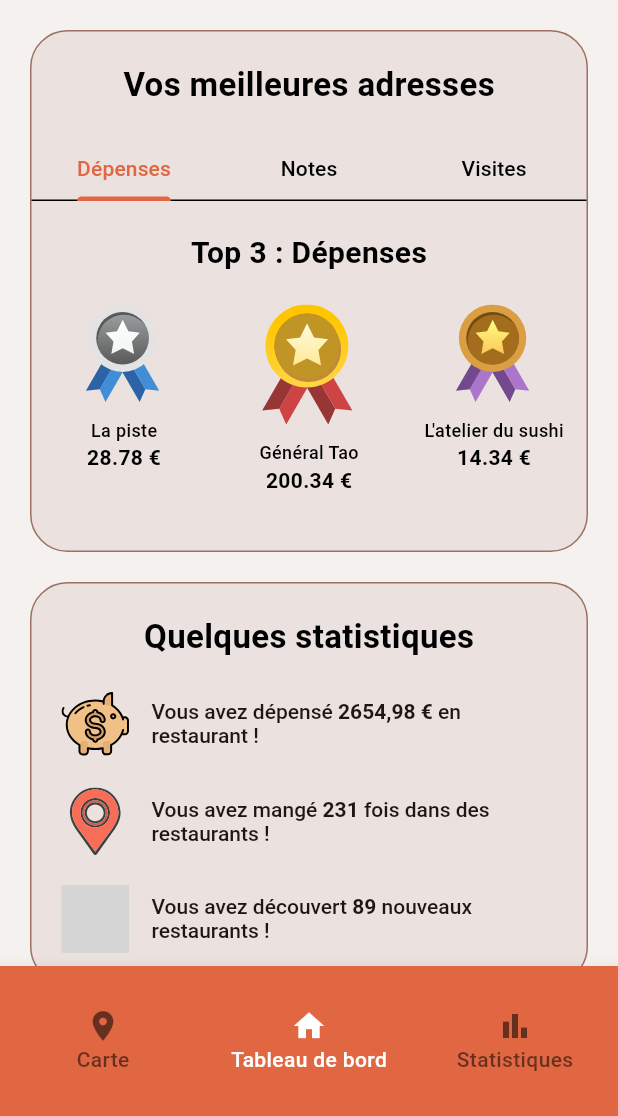
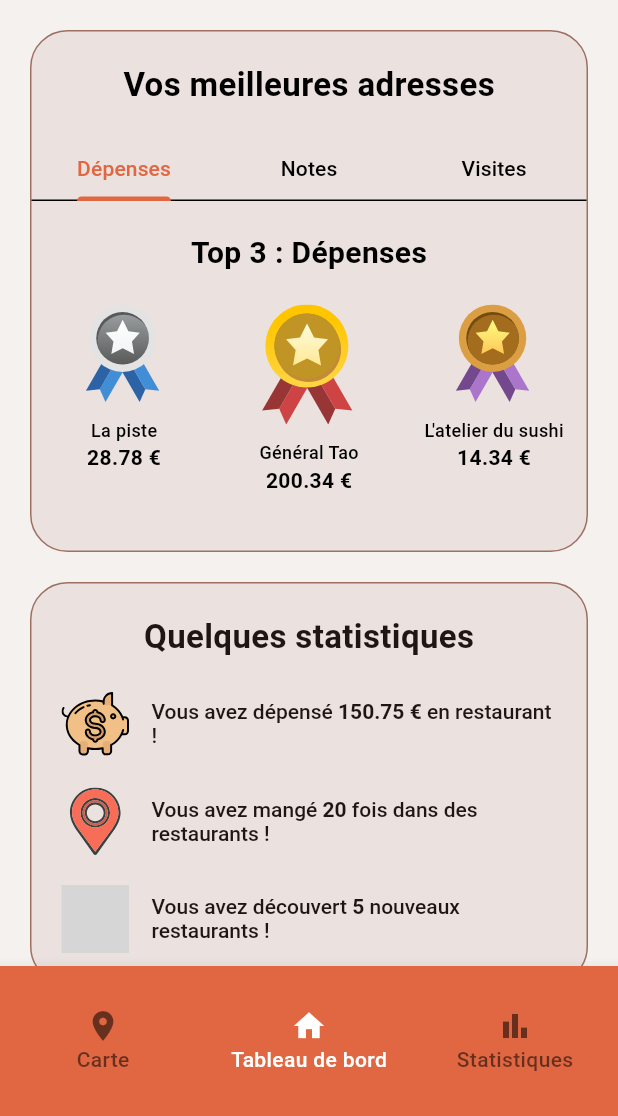
Before and after one commit to YBallanger/forkify, a Flutter app: the screen it shows after launch, on a phone screen of 412 x 824 dp, the part 120-1236 px from its top. Run offline on Flutter 3.47's test engine with Material 3 defaults, Android fonts, the light colour scheme and no system bars; our stand-ins replace flutter_svg, go_router; accounts and stored records are empty; Roboto replaces fonts that are missing (roboto); grey boxes are pictures that could not be loaded.

Commit message:
:sparkles: feat: Ajout ViewModel et shimmer

```diff
--- a/lib/model/restaurant.model.dart
+++ b/lib/model/restaurant.model.dart
@@ -1,4 +1,3 @@
-// ignore_for_file: public_member_api_docs, sort_constructors_first
 import 'dart:convert';
 
 class RestaurantModel {
--- a/lib/model/restaurant_statistics.model.dart
+++ b/lib/model/user_restaurant_statistics.model.dart
@@ -1,28 +1,27 @@
-// ignore_for_file: public_member_api_docs, sort_constructors_first
 import 'dart:convert';
 
 import 'package:forkify/model/restaurant.model.dart';
 
-class RestaurantStatisticsModel {
+class UserRestaurantStatisticsModel {
   RestaurantModel restaurant;
   double amountSpent;
   double rating;
   int numberOfVisits;
 
-  RestaurantStatisticsModel({
+  UserRestaurantStatisticsModel({
     required this.restaurant,
     required this.amountSpent,
     required this.rating,
     required this.numberOfVisits,
   });
 
-  RestaurantStatisticsModel copyWith({
+  UserRestaurantStatisticsModel copyWith({
     RestaurantModel? restaurant,
     double? amountSpent,
     double? rating,
     int? numberOfVisits,
   }) {
-    return RestaurantStatisticsModel(
+    return UserRestaurantStatisticsModel(
       restaurant: restaurant ?? this.restaurant,
       amountSpent: amountSpent ?? this.amountSpent,
       rating: rating ?? this.rating,
@@ -39,8 +38,8 @@ class RestaurantStatisticsModel {
     };
   }
 
-  factory RestaurantStatisticsModel.fromMap(Map<String, dynamic> map) {
-    return RestaurantStatisticsModel(
+  factory UserRestaurantStatisticsModel.fromMap(Map<String, dynamic> map) {
+    return UserRestaurantStatisticsModel(
       restaurant:
           RestaurantModel.fromMap(map['restaurant'] as Map<String, dynamic>),
       amountSpent: map['amountSpent'] as double,
@@ -51,8 +50,8 @@ class RestaurantStatisticsModel {
 
   String toJson() => json.encode(toMap());
 
-  factory RestaurantStatisticsModel.fromJson(String source) =>
-      RestaurantStatisticsModel.fromMap(
+  factory UserRestaurantStatisticsModel.fromJson(String source) =>
+      UserRestaurantStatisticsModel.fromMap(
           json.decode(source) as Map<String, dynamic>);
 
   @override
@@ -61,7 +60,7 @@ class RestaurantStatisticsModel {
   }
 
   @override
-  bool operator ==(covariant RestaurantStatisticsModel other) {
+  bool operator ==(covariant UserRestaurantStatisticsModel other) {
     if (identical(this, other)) return true;
 
     return other.restaurant == restaurant &&
--- /dev/null
+++ b/lib/model/user_statistics.model.dart
@@ -0,0 +1,66 @@
+import 'dart:convert';
+
+class UserStatisticsModel {
+  double amountSpent;
+  int numberOfVisits;
+  int numberOfNewRestaurants;
+
+  UserStatisticsModel({
+    required this.amountSpent,
+    required this.numberOfVisits,
+    required this.numberOfNewRestaurants,
+  });
+
+  UserStatisticsModel copyWith({
+    double? amountSpent,
+    int? numberOfVisits,
+    int? numberOfNewRestaurants,
+  }) {
+    return UserStatisticsModel(
+      amountSpent: amountSpent ?? this.amountSpent,
+      numberOfVisits: numberOfVisits ?? this.numberOfVisits,
+      numberOfNewRestaurants:
+          numberOfNewRestaurants ?? this.numberOfNewRestaurants,
+    );
+  }
+
+  Map<String, dynamic> toMap() {
+    return <String, dynamic>{
+      'amountSpent': amountSpent,
+      'numberOfVisits': numberOfVisits,
+      'numberOfNewRestaurants': numberOfNewRestaurants,
+    };
+  }
+
+  factory UserStatisticsModel.fromMap(Map<String, dynamic> map) {
+    return UserStatisticsModel(
+      amountSpent: map['amountSpent'] as double,
+      numberOfVisits: map['numberOfVisits'] as int,
+      numberOfNewRestaurants: map['numberOfNewRestaurants'] as int,
+    );
+  }
+
+  String toJson() => json.encode(toMap());
+
+  factory UserStatisticsModel.fromJson(String source) =>
+      UserStatisticsModel.fromMap(json.decode(source) as Map<String, dynamic>);
+
+  @override
+  String toString() =>
+      'UserStatisticsModel(amountSpent: $amountSpent, numberOfVisits: $numberOfVisits, numberOfNewRestaurants: $numberOfNewRestaurants)';
+
+  @override
+  bool operator ==(covariant UserStatisticsModel other) {
+    if (identical(this, other)) return true;
+
+    return other.amountSpent == amountSpent &&
+        other.numberOfVisits == numberOfVisits &&
+        other.numberOfNewRestaurants == numberOfNewRestaurants;
+  }
+
+  @override
+  int get hashCode =>
+      amountSpent.hashCode ^
+      numberOfVisits.hashCode ^
+      numberOfNewRestaurants.hashCode;
+}
--- a/lib/view/feature/someStatsCard/some_stats_card.feature.dart
+++ b/lib/view/feature/someStatsCard/some_stats_card.feature.dart
@@ -1,7 +1,9 @@
 import 'package:flutter/material.dart';
-import 'package:flutter_svg/svg.dart';
 import 'package:forkify/res/fonts.dart';
+import 'package:forkify/utils/shimmers/text_shimmer.utils.dart';
 import 'package:forkify/view/feature/someStatsCard/some_stats_card_item.widget.dart';
+import 'package:forkify/viewModel/user_statistics.view_model.dart';
+import 'package:provider/provider.dart';
 
 class SomeStatsCard extends StatefulWidget {
   const SomeStatsCard({super.key});
@@ -10,9 +12,26 @@ class SomeStatsCard extends StatefulWidget {
   State<SomeStatsCard> createState() => _SomeStatsCardState();
 }
 
-class _SomeStatsCardState extends State<SomeStatsCard> {
+class _SomeStatsCardState extends State<SomeStatsCard>
+    with SingleTickerProviderStateMixin {
+
+  @override
+  void initState() {
+    super.initState();
+
+    WidgetsBinding.instance.addPostFrameCallback((_) {
+      final userStatisticsViewModel = context.read<UserStatisticsViewModel>();
+      userStatisticsViewModel.fetchUserStatistics();
+    });
+  }
+
+
+
   @override
   Widget build(BuildContext context) {
+    final UserStatisticsViewModel userStatisticsViewModel =
+        Provider.of<UserStatisticsViewModel>(context);
+
     return Container(
       width: double.infinity,
       padding: EdgeInsets.all(20),
@@ -25,51 +44,67 @@ class _SomeStatsCardState extends State<SomeStatsCard> {
         children: <Widget>[
           Text(
             "Quelques statistiques",
-            style: Fonts.titleMedium,
+            style: Fonts.titleMedium.apply(
+                color: Theme.of(context).colorScheme.onPrimaryContainer),
           ),
-          SizedBox(
-            height: 20,
-          ),
+          SizedBox(height: 20),
           SomeStatsCardItem(
             iconPath: "asset/someStats/dollar-pig.svg",
-            content: RichText(
+            content: userStatisticsViewModel.isLoading
+                ? TextShimmer()
+                : RichText(
                     text: TextSpan(
-                style: Fonts.bodyMedium.apply(color: Theme.of(context).colorScheme.onPrimaryContainer),
+                      style: Fonts.bodyMedium.apply(
+                          color:
+                              Theme.of(context).colorScheme.onPrimaryContainer),
                       children: <TextSpan>[
                         TextSpan(text: "Vous avez dépensé "),
-                  TextSpan(text: "2654,98 €", style: Fonts.boldBodyMedium),
+                        TextSpan(
+                            text:
+                                "${userStatisticsViewModel.userStatistics?.amountSpent.toStringAsFixed(2) ?? '0.00'} €",
+                            style: Fonts.boldBodyMedium),
                         TextSpan(text: " en restaurant !"),
                       ],
                     ),
                   ),
           ),
-          SizedBox(
-            height: 20,
-          ),
+          SizedBox(height: 20),
           SomeStatsCardItem(
             iconPath: "asset/someStats/location-pin.svg",
-            content: RichText(
+            content: userStatisticsViewModel.isLoading
+                ? TextShimmer()
+                : RichText(
                     text: TextSpan(
-                style: Fonts.bodyMedium.apply(color: Theme.of(context).colorScheme.onPrimaryContainer),
+                      style: Fonts.bodyMedium.apply(
+                          color:
+                              Theme.of(context).colorScheme.onPrimaryContainer),
                       children: <TextSpan>[
                         TextSpan(text: "Vous avez mangé "),
-                  TextSpan(text: "231", style: Fonts.boldBodyMedium),
+                        TextSpan(
+                            text:
+                                "${userStatisticsViewModel.userStatistics?.numberOfVisits ?? 0}",
+                            style: Fonts.boldBodyMedium),
                         TextSpan(text: " fois dans des restaurants !"),
                       ],
                     ),
                   ),
           ),
-          SizedBox(
-            height: 20,
-          ),
+          SizedBox(height: 20),
           SomeStatsCardItem(
             iconPath: "asset/someStats/compass.svg",
-            content: RichText(
+            content: userStatisticsViewModel.isLoading
+                ? TextShimmer()
+                : RichText(
                     text: TextSpan(
-                style: Fonts.bodyMedium.apply(color: Theme.of(context).colorScheme.onPrimaryContainer),
+                      style: Fonts.bodyMedium.apply(
+                          color:
+                              Theme.of(context).colorScheme.onPrimaryContainer),
                       children: <TextSpan>[
                         TextSpan(text: "Vous avez découvert "),
-                  TextSpan(text: "89", style: Fonts.boldBodyMedium),
+                        TextSpan(
+                            text:
+                                "${userStatisticsViewModel.userStatistics?.numberOfNewRestaurants ?? 0}",
+                            style: Fonts.boldBodyMedium),
                         TextSpan(text: " nouveaux restaurants !"),
                       ],
                     ),
--- a/lib/view/feature/topAdresses/top_addresses.feature.dart
+++ b/lib/view/feature/topAdresses/top_addresses.feature.dart
@@ -1,6 +1,6 @@
 import 'package:flutter/material.dart';
 import 'package:forkify/model/restaurant.model.dart';
-import 'package:forkify/model/restaurant_statistics.model.dart';
+import 'package:forkify/model/user_restaurant_statistics.model.dart';
 import 'package:forkify/res/fonts.dart';
 import 'package:forkify/view/feature/topAdresses/top_addresses_badges.widget.dart';
 import 'package:forkify/view/feature/topAdresses/top_addresses_tab_bar.widget.dart';
@@ -16,9 +16,9 @@ class TopAddresses extends StatefulWidget {
 
 class _TopAddressesState extends State<TopAddresses>
     with TickerProviderStateMixin {
-  List<RestaurantStatisticsModel> _restaurantStatisticsMoney = [];
-  List<RestaurantStatisticsModel> _restaurantStatisticsRating = [];
-  List<RestaurantStatisticsModel> _restaurantStatisticsVisit = [];
+  List<UserRestaurantStatisticsModel> _userRestaurantStatisticsMoney = [];
+  List<UserRestaurantStatisticsModel> _userRestaurantStatisticsRating = [];
+  List<UserRestaurantStatisticsModel> _userRestaurantStatisticsVisit = [];
 
   late final TabController _tabController;
 
@@ -27,54 +27,54 @@ class _TopAddressesState extends State<TopAddresses>
     super.initState();
     _tabController = TabController(length: 3, vsync: this);
 
-    _restaurantStatisticsMoney = [
-      RestaurantStatisticsModel(
+    _userRestaurantStatisticsMoney = [
+      UserRestaurantStatisticsModel(
           restaurant: RestaurantModel(name: "Général Tao"),
           amountSpent: 200.34,
           rating: 4.9,
           numberOfVisits: 7),
-      RestaurantStatisticsModel(
+      UserRestaurantStatisticsModel(
           restaurant: RestaurantModel(name: "La piste"),
           amountSpent: 28.78,
           rating: 4.6,
           numberOfVisits: 7),
-      RestaurantStatisticsModel(
+      UserRestaurantStatisticsModel(
           restaurant: RestaurantModel(name: "L'atelier du sushi"),
           amountSpent: 14.343434,
           rating: 4.2,
           numberOfVisits: 6),
     ];
 
-    _restaurantStatisticsRating = [
-      RestaurantStatisticsModel(
+    _userRestaurantStatisticsRating = [
+      UserRestaurantStatisticsModel(
           restaurant: RestaurantModel(name: "Général Tao"),
           amountSpent: 200.34,
           rating: 4.9,
           numberOfVisits: 7),
-      RestaurantStatisticsModel(
+      UserRestaurantStatisticsModel(
           restaurant: RestaurantModel(name: "La piste"),
           amountSpent: 28.78,
           rating: 4.6,
           numberOfVisits: 7),
-      RestaurantStatisticsModel(
+      UserRestaurantStatisticsModel(
           restaurant: RestaurantModel(name: "L'atelier du sushi"),
           amountSpent: 14.343434,
           rating: 4.2,
           numberOfVisits: 6),
     ];
 
-    _restaurantStatisticsVisit = [
-      RestaurantStatisticsModel(
+    _userRestaurantStatisticsVisit = [
+      UserRestaurantStatisticsModel(
           restaurant: RestaurantModel(name: "Général Tao"),
           amountSpent: 200.34,
           rating: 4.9,
           numberOfVisits: 7),
-      RestaurantStatisticsModel(
+      UserRestaurantStatisticsModel(
           restaurant: RestaurantModel(name: "La piste"),
           amountSpent: 28.78,
           rating: 4.6,
           numberOfVisits: 7),
-      RestaurantStatisticsModel(
+      UserRestaurantStatisticsModel(
           restaurant: RestaurantModel(name: "L'atelier du sushi"),
           amountSpent: 14.343434,
           rating: 4.2,
@@ -117,21 +117,21 @@ class _TopAddressesState extends State<TopAddresses>
             height: 193,
             child: TabBarView(controller: _tabController, children: [
               TopAddressesBadges(
-                firstRestaurant: _restaurantStatisticsMoney[0],
-                secondRestaurant: _restaurantStatisticsMoney[1],
-                thirdRestaurant: _restaurantStatisticsMoney[2],
+                firstRestaurant: _userRestaurantStatisticsMoney[0],
+                secondRestaurant: _userRestaurantStatisticsMoney[1],
+                thirdRestaurant: _userRestaurantStatisticsMoney[2],
                 badgesGraphType: BadgesGraphType.money,
               ),
               TopAddressesBadges(
-                firstRestaurant: _restaurantStatisticsRating[0],
-                secondRestaurant: _restaurantStatisticsRating[1],
-                thirdRestaurant: _restaurantStatisticsRating[2],
+                firstRestaurant: _userRestaurantStatisticsRating[0],
+                secondRestaurant: _userRestaurantStatisticsRating[1],
+                thirdRestaurant: _userRestaurantStatisticsRating[2],
                 badgesGraphType: BadgesGraphType.rating,
               ),
               TopAddressesBadges(
-                firstRestaurant: _restaurantStatisticsVisit[0],
-                secondRestaurant: _restaurantStatisticsVisit[1],
-                thirdRestaurant: _restaurantStatisticsVisit[2],
+                firstRestaurant: _userRestaurantStatisticsVisit[0],
+                secondRestaurant: _userRestaurantStatisticsVisit[1],
+                thirdRestaurant: _userRestaurantStatisticsVisit[2],
                 badgesGraphType: BadgesGraphType.visit,
               ),
             ]),
--- a/lib/view/feature/topAdresses/top_addresses_badges.widget.dart
+++ b/lib/view/feature/topAdresses/top_addresses_badges.widget.dart
@@ -1,6 +1,6 @@
 import 'package:flutter/material.dart';
 import 'package:flutter_svg/svg.dart';
-import 'package:forkify/model/restaurant_statistics.model.dart';
+import 'package:forkify/model/user_restaurant_statistics.model.dart';
 import 'package:forkify/res/fonts.dart';
 import 'package:forkify/view/feature/topAdresses/top_addresses.feature.dart';
 
@@ -13,9 +13,9 @@ class TopAddressesBadges extends StatelessWidget {
     required this.badgesGraphType,
   });
 
-  final RestaurantStatisticsModel firstRestaurant;
-  final RestaurantStatisticsModel secondRestaurant;
-  final RestaurantStatisticsModel thirdRestaurant;
+  final UserRestaurantStatisticsModel firstRestaurant;
+  final UserRestaurantStatisticsModel secondRestaurant;
+  final UserRestaurantStatisticsModel thirdRestaurant;
   final BadgesGraphType badgesGraphType;
 
   String getTitle() {
@@ -29,7 +29,7 @@ class TopAddressesBadges extends StatelessWidget {
     }
   }
 
-  String getResult(RestaurantStatisticsModel restaurantStatistics) {
+  String getResult(UserRestaurantStatisticsModel restaurantStatistics) {
     switch (badgesGraphType) {
       case BadgesGraphType.money:
         return "${restaurantStatistics.amountSpent.toStringAsFixed(2)} €";
--- /dev/null
+++ b/lib/viewModel/user_statistics.view_model.dart
@@ -0,0 +1,31 @@
+import 'package:flutter/material.dart';
+import 'package:forkify/model/user_statistics.model.dart';
+
+class UserStatisticsViewModel extends ChangeNotifier {
+  UserStatisticsModel? _userStatistics;
+  bool _isLoading = false;
+
+  UserStatisticsModel? get userStatistics => _userStatistics;
+  bool get isLoading => _isLoading;
+
+  Future<void> fetchUserStatistics() async {
+    _isLoading = true;
+    notifyListeners();
+
+    try {
+      await Future.delayed(Duration(seconds: 2));
+      final data = {
+        "amountSpent": 150.75,
+        "numberOfVisits": 20,
+        "numberOfNewRestaurants": 5,
+      };
+
+      _userStatistics = UserStatisticsModel.fromMap(data);
+    } catch (error) {
+      debugPrint('Erreur lors de la récupération des données : $error');
+    } finally {
+      _isLoading = false;
+      notifyListeners();
+    }
+  }
+}
--- a/pubspec.yaml
+++ b/pubspec.yaml
@@ -11,6 +11,7 @@ dependencies:
     sdk: flutter
   flutter_svg: ^2.0.16
   go_router: ^14.6.2
+  provider: ^6.0.5
 
 dev_dependencies:
   flutter_test:
```
Also changed, not shown: lib/main.dart (+8 -1 lines), lib/utils/shimmers/text_shimmer.utils.dart (added, +63 -0 lines), pubspec.lock. Lines whose indentation alone changed are shown as unchanged.
